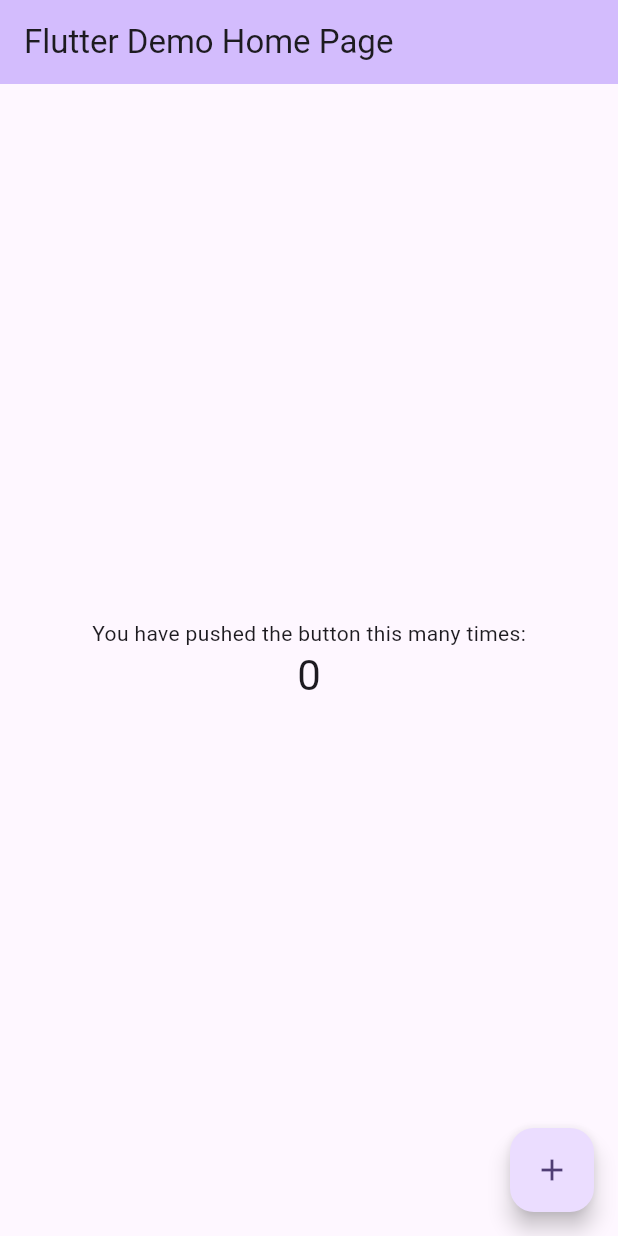
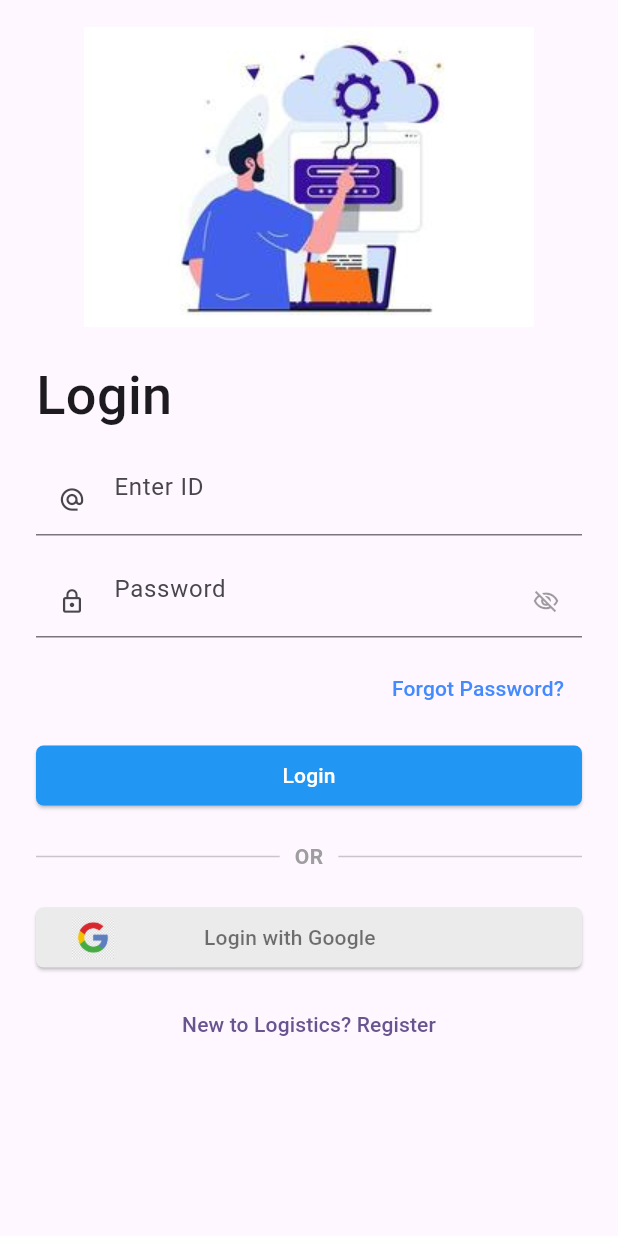
Before and after one commit to vnu907/hk_task, a Flutter app: the screen it shows after launch, on a phone screen of 412 x 824 dp. Run offline on Flutter 3.47's test engine with Material 3 defaults, Android fonts, the phone set to English and light mode, and no system bars; our stand-ins replace dio, fluttertoast, image_picker, pretty_dio_logger, shared_preferences.

Commit message:
adding file and makes Widget

```diff
--- a/hk_task/lib/main.dart
+++ b/hk_task/lib/main.dart
@@ -1,4 +1,5 @@
 import 'package:flutter/material.dart';
+import 'package:hk_task/screen/login.dart';
 
 void main() {
   runApp(const MyApp());
@@ -7,119 +8,16 @@
 class MyApp extends StatelessWidget {
   const MyApp({super.key});
 
-  // This widget is the root of your application.
   @override
   Widget build(BuildContext context) {
     return MaterialApp(
       title: 'Flutter Demo',
+      debugShowCheckedModeBanner: false,
       theme: ThemeData(
-        // This is the theme of your application.
-        //
-        // TRY THIS: Try running your application with "flutter run". You'll see
-        // the application has a purple toolbar. Then, without quitting the app,
-        // try changing the seedColor in the colorScheme below to Colors.green
-        // and then invoke "hot reload" (save your changes or press the "hot
-        // reload" button in a Flutter-supported IDE, or press "r" if you used
-        // the command line to start the app).
-        //
-        // Notice that the counter didn't reset back to zero; the application
-        // state is not lost during the reload. To reset the state, use hot
-        // restart instead.
-        //
-        // This works for code too, not just values: Most code changes can be
-        // tested with just a hot reload.
         colorScheme: ColorScheme.fromSeed(seedColor: Colors.deepPurple),
         useMaterial3: true,
       ),
-      home: const MyHomePage(title: 'Flutter Demo Home Page'),
+      home: const LoginPage(),
     );
   }
 }
-
-class MyHomePage extends StatefulWidget {
-  const MyHomePage({super.key, required this.title});
-
-  // This widget is the home page of your application. It is stateful, meaning
-  // that it has a State object (defined below) that contains fields that affect
-  // how it looks.
-
-  // This class is the configuration for the state. It holds the values (in this
-  // case the title) provided by the parent (in this case the App widget) and
-  // used by the build method of the State. Fields in a Widget subclass are
-  // always marked "final".
-
-  final String title;
-
-  @override
-  State<MyHomePage> createState() => _MyHomePageState();
-}
-
-class _MyHomePageState extends State<MyHomePage> {
-  int _counter = 0;
-
-  void _incrementCounter() {
-    setState(() {
-      // This call to setState tells the Flutter framework that something has
-      // changed in this State, which causes it to rerun the build method below
-      // so that the display can reflect the updated values. If we changed
-      // _counter without calling setState(), then the build method would not be
-      // called again, and so nothing would appear to happen.
-      _counter++;
-    });
-  }
-
-  @override
-  Widget build(BuildContext context) {
-    // This method is rerun every time setState is called, for instance as done
-    // by the _incrementCounter method above.
-    //
-    // The Flutter framework has been optimized to make rerunning build methods
-    // fast, so that you can just rebuild anything that needs updating rather
-    // than having to individually change instances of widgets.
-    return Scaffold(
-      appBar: AppBar(
-        // TRY THIS: Try changing the color here to a specific color (to
-        // Colors.amber, perhaps?) and trigger a hot reload to see the AppBar
-        // change color while the other colors stay the same.
-        backgroundColor: Theme.of(context).colorScheme.inversePrimary,
-        // Here we take the value from the MyHomePage object that was created by
-        // the App.build method, and use it to set our appbar title.
-        title: Text(widget.title),
-      ),
-      body: Center(
-        // Center is a layout widget. It takes a single child and positions it
-        // in the middle of the parent.
-        child: Column(
-          // Column is also a layout widget. It takes a list of children and
-          // arranges them vertically. By default, it sizes itself to fit its
-          // children horizontally, and tries to be as tall as its parent.
-          //
-          // Column has various properties to control how it sizes itself and
-          // how it positions its children. Here we use mainAxisAlignment to
-          // center the children vertically; the main axis here is the vertical
-          // axis because Columns are vertical (the cross axis would be
-          // horizontal).
-          //
-          // TRY THIS: Invoke "debug painting" (choose the "Toggle Debug Paint"
-          // action in the IDE, or press "p" in the console), to see the
-          // wireframe for each widget.
-          mainAxisAlignment: MainAxisAlignment.center,
-          children: <Widget>[
-            const Text(
-              'You have pushed the button this many times:',
-            ),
-            Text(
-              '$_counter',
-              style: Theme.of(context).textTheme.headlineMedium,
-            ),
-          ],
-        ),
-      ),
-      floatingActionButton: FloatingActionButton(
-        onPressed: _incrementCounter,
-        tooltip: 'Increment',
-        child: const Icon(Icons.add),
-      ), // This trailing comma makes auto-formatting nicer for build methods.
-    );
-  }
-}
--- /dev/null
+++ b/hk_task/lib/screen/login.dart
@@ -0,0 +1,172 @@
+import 'package:flutter/material.dart';
+import 'package:hk_task/controller/custom_controller.dart';
+
+class LoginPage extends StatefulWidget {
+  const LoginPage({super.key});
+
+  @override
+  State<LoginPage> createState() => _LoginPageState();
+}
+
+class _LoginPageState extends State<LoginPage> {
+  final key = GlobalKey<FormState>();
+  final email = TextEditingController();
+  final password = TextEditingController();
+  bool _isVisible = false;
+  final controller = CustomController();
+
+  @override
+  Widget build(BuildContext context) {
+    return Scaffold(
+      body: SafeArea(
+          child: Padding(
+        padding:
+            const EdgeInsets.only(left: 24, right: 24, top: 18, bottom: 18),
+        child: SingleChildScrollView(
+          child: Form(
+            key: key,
+            child: Column(
+              crossAxisAlignment: CrossAxisAlignment.start,
+              children: [
+                Align(
+                  alignment: Alignment.bottomCenter,
+                  child: Image.asset(
+                    'assets/loginImage.jpg',
+                  ),
+                ),
+                const SizedBox(height: 20),
+                const Text('Login',
+                    style:
+                        TextStyle(fontSize: 36, fontWeight: FontWeight.w500)),
+                const SizedBox(height: 20),
+                TextFormField(
+                  validator: (value) {
+                    if (value == null || value.isEmpty) {
+                      return "Field Required";
+                    }
+                    return null;
+                  },
+                  controller: email,
+                  decoration: const InputDecoration(
+                      alignLabelWithHint: true,
+                      isDense: true,
+                      hintText: 'Enter ID',
+                      prefixIcon: Icon(Icons.alternate_email)),
+                ),
+                const SizedBox(height: 20),
+                TextFormField(
+                  controller: password,
+                  keyboardType: TextInputType.text,
+                  obscureText: !_isVisible,
+                  validator: (value) {
+                    if (value == null || value.isEmpty) {
+                      return "Field Required";
+                    } else if (value.length < 4) {
+                      return 'Password should be minimum 4 characters long';
+                    } else {
+                      return null;
+                    }
+                  },
+                  decoration: InputDecoration(
+                      alignLabelWithHint: true,
+                      isDense: true,
+                      hintText: 'Password',
+                      prefixIcon: const Icon(Icons.lock_outline),
+                      suffixIcon: IconButton(
+                        splashColor: Colors.transparent,
+                        onPressed: () {
+                          setState(() {
+                            _isVisible = !_isVisible;
+                          });
+                        },
+                        icon: _isVisible
+                            ? Icon(
+                                Icons.visibility_outlined,
+                                color: Theme.of(context).primaryColor,
+                              )
+                            : const Icon(Icons.visibility_off_outlined,
+                                color: Colors.black38),
+                        color: Theme.of(context).iconTheme.color,
+                      )),
+                ),
+                const SizedBox(height: 10),
+                Align(
+                  alignment: Alignment.bottomRight,
+                  child: TextButton(
+                      onPressed: () {},
+                      child: const Text(
+                        'Forgot Password?',
+                        style: TextStyle(color: Colors.blueAccent),
+                      )),
+                ),
+                const SizedBox(height: 10),
+                SizedBox(
+                  width: MediaQuery.of(context).size.width,
+                  child: ElevatedButton(
+                    style: ElevatedButton.styleFrom(
+                        backgroundColor: Colors.blue,
+                        shape: RoundedRectangleBorder(
+                            borderRadius: BorderRadius.circular(5))),
+                    onPressed: () async {
+                      if (key.currentState!.validate()) {
+                        await controller.login(
+                            email.text.trim(), password.text.trim(), context);
+                      }
+                    },
+                    child: const Text(
+                      'Login',
+                      style: TextStyle(color: Colors.white),
+                    ),
+                  ),
+                ),
+                const SizedBox(height: 20),
+                const Row(
+                  children: [
+                    Expanded(child: Divider()),
+                    Padding(
+                      padding: EdgeInsets.symmetric(horizontal: 10),
+                      child: Text(
+                        'OR',
+                        style: TextStyle(
+                            color: Colors.grey, fontWeight: FontWeight.bold),
+                      ),
+                    ),
+                    Expanded(child: Divider()),
+                  ],
+                ),
+                const SizedBox(height: 20),
+                SizedBox(
+                  width: MediaQuery.of(context).size.width,
+                  child: ElevatedButton(
+                    style: ElevatedButton.styleFrom(
+                        backgroundColor:
+                            const Color.fromARGB(255, 235, 235, 235),
+                        shape: RoundedRectangleBorder(
+                            borderRadius: BorderRadius.circular(5))),
+                    onPressed: () {},
+                    child: Row(
+                      children: [
+                        Image.asset('assets/google.jpg', height: 28),
+                        const SizedBox(width: 60),
+                        const Text('Login with Google',
+                            style: TextStyle(color: Colors.black54))
+                      ],
+                    ),
+                  ),
+                ),
+                const SizedBox(height: 10),
+                Align(
+                  alignment: Alignment.center,
+                  child: TextButton(
+                    child: const Text('New to Logistics? Register'),
+                    onPressed: () {},
+                  ),
+                )
+              ],
+            ),
+          ),
+        ),
+      )),
+    );
+  }
+}
```
Also changed, not shown: hk_task/lib/controller/custom_controller.dart (added, +34 -0 lines), hk_task/lib/screen/dashboard.dart (added, +116 -0 lines), hk_task/lib/screen/new_product_sccreen.dart (added, +124 -0 lines), hk_task/pubspec.yaml (+7 -2 lines), hk_task/assets/google.jpg (added), hk_task/assets/google.png (added), hk_task/assets/loginImage.jpg (added), hk_task/pubspec.lock, 5 other files.
